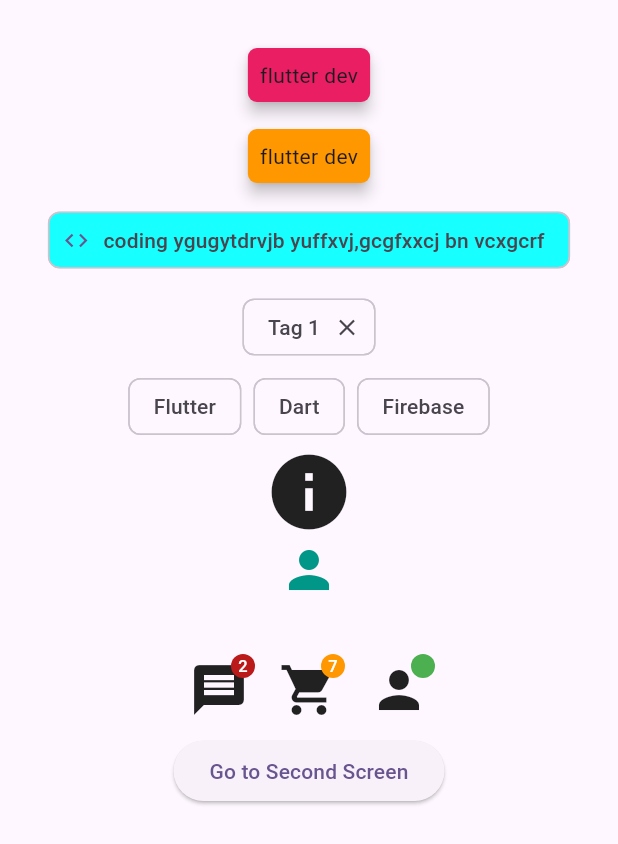
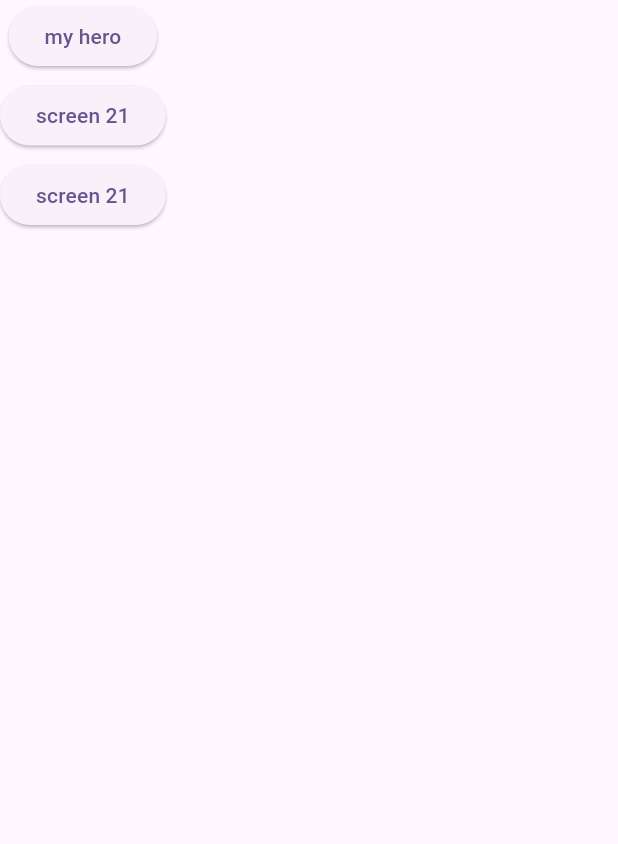
Before and after one commit to maliksubhan3018/flutter-project3, a Flutter app: the screen it shows after launch, on a phone screen of 412 x 824 dp. Shown: the top 844 px of the screen. Run offline on Flutter 3.47's test engine with Material 3 defaults, Android fonts, the phone set to English and light mode, and no system bars; our stand-ins replace get, lottie.

Commit message:
work on some routing files

```diff
--- a/lib/classs21.dart
+++ b/lib/classs21.dart
@@ -1,5 +1,5 @@
 import 'package:figma_project/myhero.dart';
-import 'package:figma_project/video_player.dart';
+
 import 'package:flutter/material.dart';
 import 'package:get/get.dart';
 
@@ -14,6 +14,7 @@ class _Classs21State extends State<Classs21> {
   @override
   Widget build(BuildContext context) {
     return Scaffold(
+      appBar: AppBar(),
       body: Padding(
         padding: const EdgeInsets.all(8.0),
         child: Column(
--- a/lib/config/route.dart
+++ b/lib/config/route.dart
@@ -2,6 +2,7 @@
 
 import 'package:figma_project/classs21.dart';
 import 'package:figma_project/config/route_name.dart';
+import 'package:figma_project/my_screens%20.dart';
 
 import 'package:get/get.dart';
 
@@ -11,6 +12,7 @@ class AppRoutes {
    // GetPage(name: MyPagesName.myhero, page: () => const Myhero()),
     //GetPage(name: MyPagesName.myprofile, page: () => const Myprofile()),
     GetPage(name: MyPagesName.class21, page: () => const Classs21()),
+    GetPage(name: MyPagesName.myScreens, page: () => const MyScreens()),
 
   ];
 }
--- a/lib/config/route_name.dart
+++ b/lib/config/route_name.dart
@@ -4,5 +4,6 @@ class MyPagesName {
    static const String myprofile = "/Myprofile";
    static const String myhero = "/Myhero";
    static const String class21 = "/Class21";
+   static const String myScreens = "/MyScreens";
 
 }
--- a/lib/main.dart
+++ b/lib/main.dart
@@ -23,7 +23,7 @@ class MyApp extends StatelessWidget {
         useMaterial3: true,
       ),
        getPages: AppRoutes.routes(),
-       initialRoute: MyPagesName.class21,
+       initialRoute: MyPagesName.myScreens,
       //home: const Myhero(), // ✅ Correct call
     );
   }
--- /dev/null
+++ b/lib/my_screens .dart
@@ -0,0 +1,43 @@
+// ignore: file_names
+import 'package:figma_project/classs21.dart';
+import 'package:figma_project/myhero.dart';
+import 'package:figma_project/tabs_class.dart';
+import 'package:flutter/material.dart';
+import 'package:get/get.dart';
+
+class MyScreens  extends StatelessWidget {
+  const MyScreens ({super.key});
+
+  @override
+  Widget build(BuildContext context) {
+    return Scaffold(
+      body: Column(
+        children: [
+          ElevatedButton(
+          onPressed: () {
+            // 👇 Navigate to another screen using GetX
+           Get.to(() => const Myhero());
+          },
+          child: const Text("my hero"),
+        ),
+        SizedBox(height: 5,),
+         ElevatedButton(
+          onPressed: () {
+            // 👇 Navigate to another screen using GetX
+           Get.to(() => const Classs21());
+          },
+          child: const Text("screen 21"),
+        ),
+        SizedBox(height: 5,),
+        ElevatedButton(
+          onPressed: () {
+            // 👇 Navigate to another screen using GetX
+           Get.to(() => const TabsClass());
+          },
+          child: const Text("screen 21"),
+        ),
+        ],
+      ),
+    );
+  }
+}
--- a/lib/myhero.dart
+++ b/lib/myhero.dart
@@ -17,6 +17,7 @@ class _MyheroState extends State<Myhero> {
   @override
   Widget build(BuildContext context) {
     return Scaffold(
+      appBar: AppBar(),
       body: Center(
         child: Column(
           children: [
--- a/lib/tabs_class.dart
+++ b/lib/tabs_class.dart
@@ -27,6 +27,7 @@ class _TabsClassState extends State<TabsClass>
   @override
   Widget build(BuildContext context) {
     return Scaffold(
+
       // ✅ Drawer automatically slides from the left side
       drawer: Drawer(
 
```
